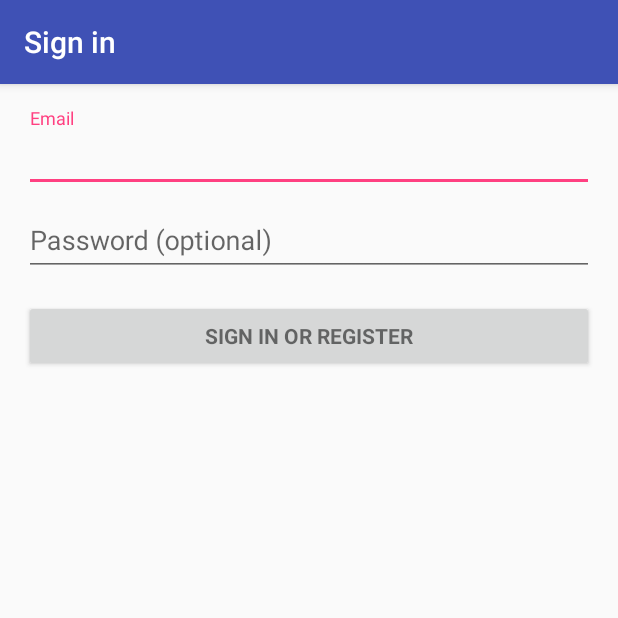
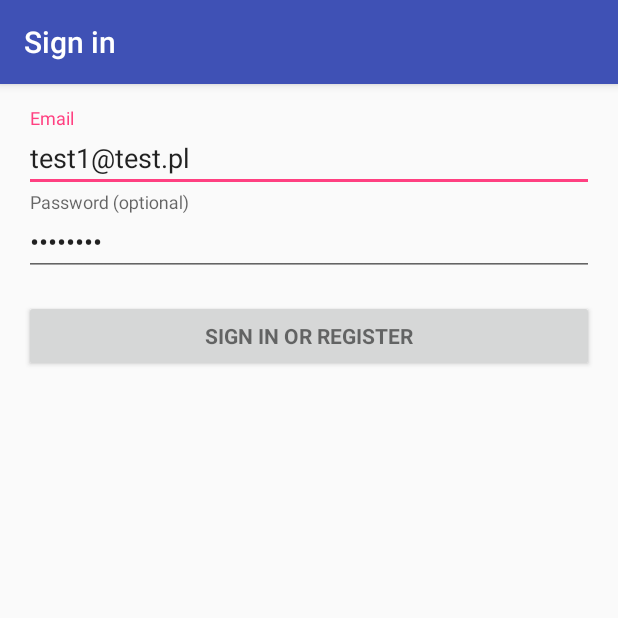
Before and after one commit to zamro/kapibaryHopeIt, an Android app: the screen it shows after launch (LoginActivity), on a phone screen of 412 x 824 dp, the top half of it. Run offline under Robolectric (Android 15) with nearby library versions, the phone set to English and light mode, and no system bars; our stand-ins replace Firebase (no records; nobody signed in at launch, a user with empty details on screens opened directly).

Commit message:
Fixed Manifest.xml, temporarly add login data into fields for easier debugging.

```diff
--- a/Android/app/src/main/res/layout/activity_login.xml
+++ b/Android/app/src/main/res/layout/activity_login.xml
@@ -41,7 +41,8 @@
                     android:hint="@string/prompt_email"
                     android:inputType="textEmailAddress"
                     android:maxLines="1"
-                    android:singleLine="true" />
+                    android:singleLine="true"
+                    android:text="test1@test.pl" />
 
             </android.support.design.widget.TextInputLayout>
 
@@ -59,7 +60,8 @@
                     android:imeOptions="actionUnspecified"
                     android:inputType="textPassword"
                     android:maxLines="1"
-                    android:singleLine="true" />
+                    android:singleLine="true"
+                    android:text="test1234" />
 
             </android.support.design.widget.TextInputLayout>
 
```
Also changed, not shown: Android/app/src/main/AndroidManifest.xml (+4 -6 lines), Android/app/src/main/java/com/kapibary/naratunek/activity/TempActivity.java (+0 -17 lines).
